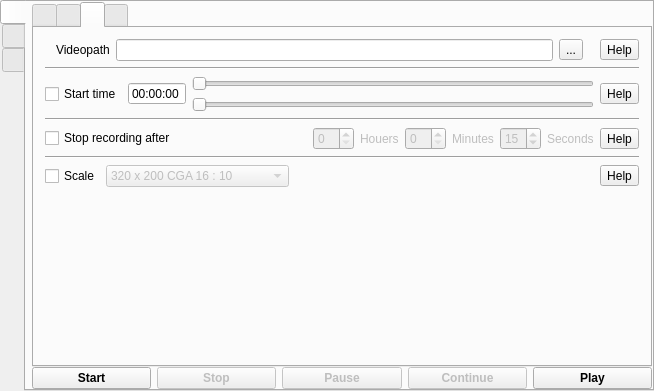
Before: the Qt Designer form mainwindow.ui in vkohaupt/vokoscreenNG, drawn with Qt 5.
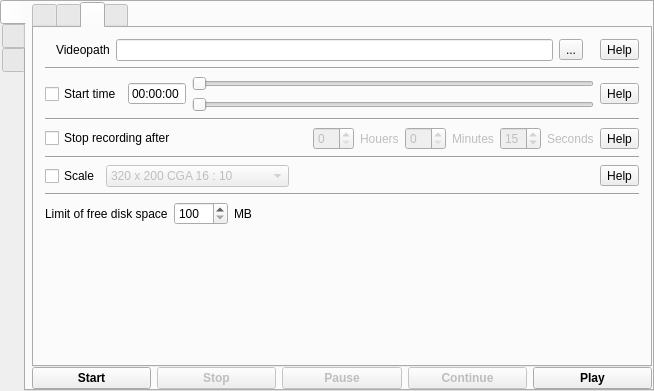
After: the same form once the commit is applied. The open tabs and pages were chosen to show the change. Icons and pictures are not drawn.

Commit message: limit of free disk space

The edit to the form file:
```diff
--- a/mainwindow.ui
+++ b/mainwindow.ui
@@ -905,6 +905,74 @@
               </item>
              </layout>
             </item>
+            <item>
+             <widget class="Line" name="line_5">
+              <property name="orientation">
+               <enum>Qt::Horizontal</enum>
+              </property>
+             </widget>
+            </item>
+            <item>
+             <widget class="QFrame" name="frame_2">
+              <property name="frameShape">
+               <enum>QFrame::NoFrame</enum>
+              </property>
+              <property name="frameShadow">
+               <enum>QFrame::Raised</enum>
+              </property>
+              <layout class="QHBoxLayout" name="horizontalLayout_27">
+               <property name="leftMargin">
+                <number>0</number>
+               </property>
+               <property name="topMargin">
+                <number>0</number>
+               </property>
+               <property name="bottomMargin">
+                <number>0</number>
+               </property>
+               <item>
+                <widget class="QLabel" name="label_10">
+                 <property name="text">
+                  <string>Limit of free disk space</string>
+                 </property>
+                </widget>
+               </item>
+               <item>
+                <widget class="QSpinBox" name="spinBoxDiskFreeSpace">
+                 <property name="minimum">
+                  <number>100</number>
+                 </property>
+                 <property name="maximum">
+                  <number>1000</number>
+                 </property>
+                 <property name="value">
+                  <number>100</number>
+                 </property>
+                </widget>
+               </item>
+               <item>
+                <widget class="QLabel" name="label_11">
+                 <property name="text">
+                  <string notr="true">MB</string>
+                 </property>
+                </widget>
+               </item>
+               <item>
+                <spacer name="horizontalSpacer_13">
+                 <property name="orientation">
+                  <enum>Qt::Horizontal</enum>
+                 </property>
+                 <property name="sizeHint" stdset="0">
+                  <size>
+                   <width>40</width>
+                   <height>20</height>
+                  </size>
+                 </property>
+                </spacer>
+               </item>
+              </layout>
+             </widget>
+            </item>
             <item>
              <spacer name="verticalSpacer_3">
               <property name="orientation">
```
Left out of the diff: 21 changed lines with no effect on the pictures. Lines whose indentation alone changed are shown as unchanged. The commit also changes 2 other files.
